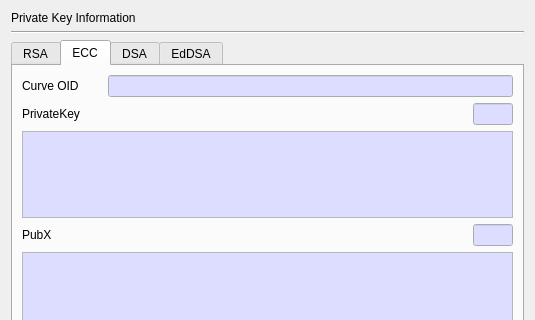
jykim74/CertMan, file CertMan/pri_key_info_dlg.ui: the form before one commit; both pictures show x 0 to 535 and y 0 to 320 of the 535 by 548 pixel window.
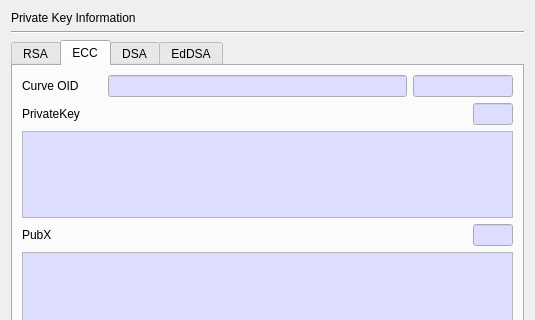
The form after the commit. The open tabs and pages were chosen to show the change.

Commit message: UI 개선

```diff
--- a/CertMan/pri_key_info_dlg.ui
+++ b/CertMan/pri_key_info_dlg.ui
@@ -1004,6 +1004,52 @@
            </property>
           </widget>
          </item>
+         <item row="0" column="2">
+          <widget class="QLineEdit" name="mECC_CurveSNText">
+           <property name="minimumSize">
+            <size>
+             <width>100</width>
+             <height>0</height>
+            </size>
+           </property>
+           <property name="maximumSize">
+            <size>
+             <width>100</width>
+             <height>16777215</height>
+            </size>
+           </property>
+           <property name="palette">
+            <palette>
+             <active>
+              <colorrole role="Base">
+               <brush brushstyle="SolidPattern">
+                <color alpha="255">
+                 <red>221</red>
+                 <green>221</green>
+                 <blue>255</blue>
+                </color>
+               </brush>
+              </colorrole>
+             </active>
+             <inactive>
+              <colorrole role="Base">
+               <brush brushstyle="SolidPattern">
+                <color alpha="255">
+                 <red>221</red>
+                 <green>221</green>
+                 <blue>255</blue>
+                </color>
+               </brush>
+              </colorrole>
+             </inactive>
+             <disabled/>
+            </palette>
+           </property>
+           <property name="readOnly">
+            <bool>true</bool>
+           </property>
+          </widget>
+         </item>
         </layout>
        </item>
        <item>
```
Left out of the diff: 2 changed lines with no effect on the pictures. The commit also changes 1 other file.
